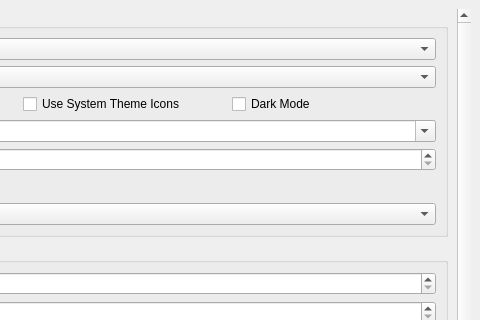
texstudio-org/texstudio, file src/configdialog.ui: the form before one commit; both pictures show x 636 to 1116 and y 0 to 320 of the 1116 by 674 pixel window.
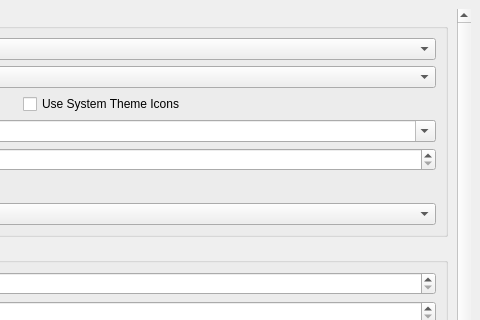
The form after the commit. Icons and pictures are not drawn.

Commit message: move dark mode selection into style (classic/modern/modern - dark)

Diff of the .ui file:
```diff
--- a/src/configdialog.ui
+++ b/src/configdialog.ui
@@ -185,8 +185,8 @@
            <rect>
             <x>0</x>
             <y>0</y>
-            <width>870</width>
-            <height>640</height>
+            <width>866</width>
+            <height>735</height>
            </rect>
           </property>
           <layout class="QVBoxLayout" name="verticalLayout">
@@ -351,16 +351,6 @@
                 </property>
                </widget>
               </item>
-              <item row="4" column="3">
-               <widget class="QCheckBox" name="checkBoxDarkMode">
-                <property name="toolTip">
-                 <string>&lt;html&gt;&lt;head/&gt;&lt;body&gt;&lt;p&gt;Uses white color for symbols and activates alternative syntax hightligthing colors which are more apropriate for dark backgrounds&lt;/p&gt;&lt;/body&gt;&lt;/html&gt;</string>
-                </property>
-                <property name="text">
-                 <string>Dark Mode</string>
-                </property>
-               </widget>
-              </item>
              </layout>
             </widget>
            </item>
```
Left out of the diff: 29 changed lines with no effect on the pictures. The commit also changes 6 other files.
